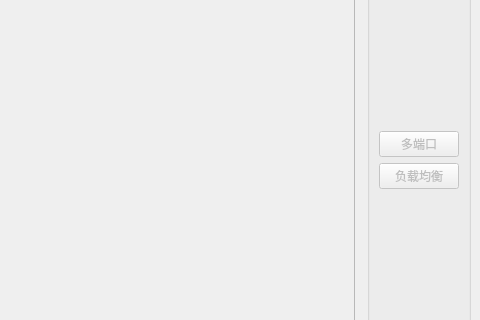
Old version of the form ui/mainwin.ui in the repository cangyin/PQv2ray; both pictures show x 518 to 998 and y 224 to 544 of the 998 by 712 pixel window.
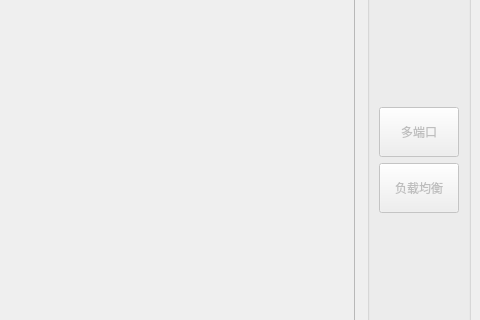
New version of the form. Custom widgets are drawn as their Qt base class.

Commit message: refact: button min size in ui file

Diff of the .ui file:
```diff
--- a/ui/mainwin.ui
+++ b/ui/mainwin.ui
@@ -374,6 +374,12 @@
        </item>
        <item>
         <widget class="QPushButton" name="btnQv2rayMultiPort">
+         <property name="minimumSize">
+          <size>
+           <width>0</width>
+           <height>50</height>
+          </size>
+         </property>
          <property name="text">
           <string>多端口</string>
          </property>
@@ -381,6 +387,12 @@
        </item>
        <item>
         <widget class="QPushButton" name="btnQv2rayBalancer">
+         <property name="minimumSize">
+          <size>
+           <width>0</width>
+           <height>50</height>
+          </size>
+         </property>
          <property name="text">
           <string>负载均衡</string>
          </property>
```
The commit also changes 5 other files.
